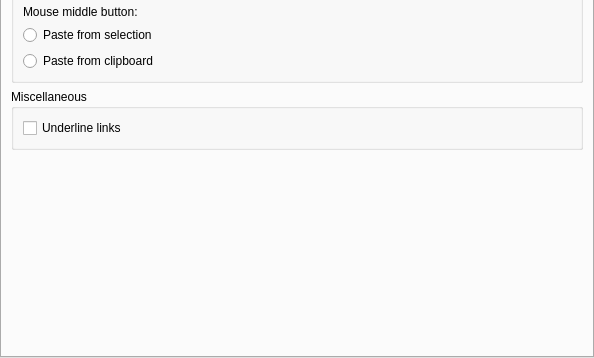
Qt form src/EditProfileDialog.ui (KDE/konsole) before a commit; both pictures show x 0 to 594 and y 193 to 551 of the 594 by 551 pixel window.
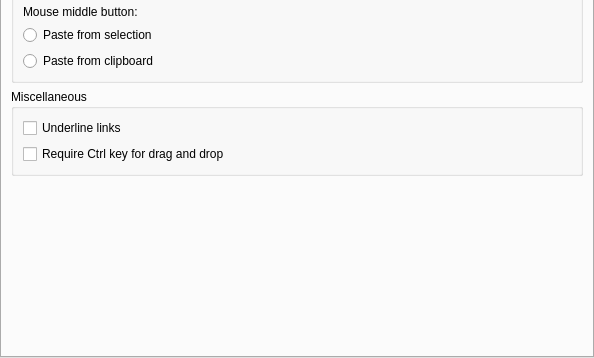
The same form after that commit. The open tabs and pages were chosen to show the change. Custom widgets are drawn as their Qt base class.

Commit message:
Provde a GUI option to disable requiring CTRL to dnd text
This adds a GUI checkbox per profile to enable/disable requiring the
CTRL key to drag-n-drop text.
The default is to require the CTRL key as before.

Thanks to Scott Kitterman (kde@kitterman.com) for patch.

FIXED-IN: 4.10

What changed in the file:
```diff
--- a/src/EditProfileDialog.ui
+++ b/src/EditProfileDialog.ui
@@ -838,6 +838,16 @@
             </property>
            </widget>
           </item>
+          <item>
+           <widget class="QCheckBox" name="ctrlRequiredForDragButton">
+            <property name="toolTip">
+             <string>Selected text will require control key plus click to drag.</string>
+            </property>
+            <property name="text">
+             <string>Require Ctrl key for drag and drop</string>
+            </property>
+           </widget>
+          </item>
          </layout>
         </widget>
        </item>
```
The commit also changes 7 other files.
